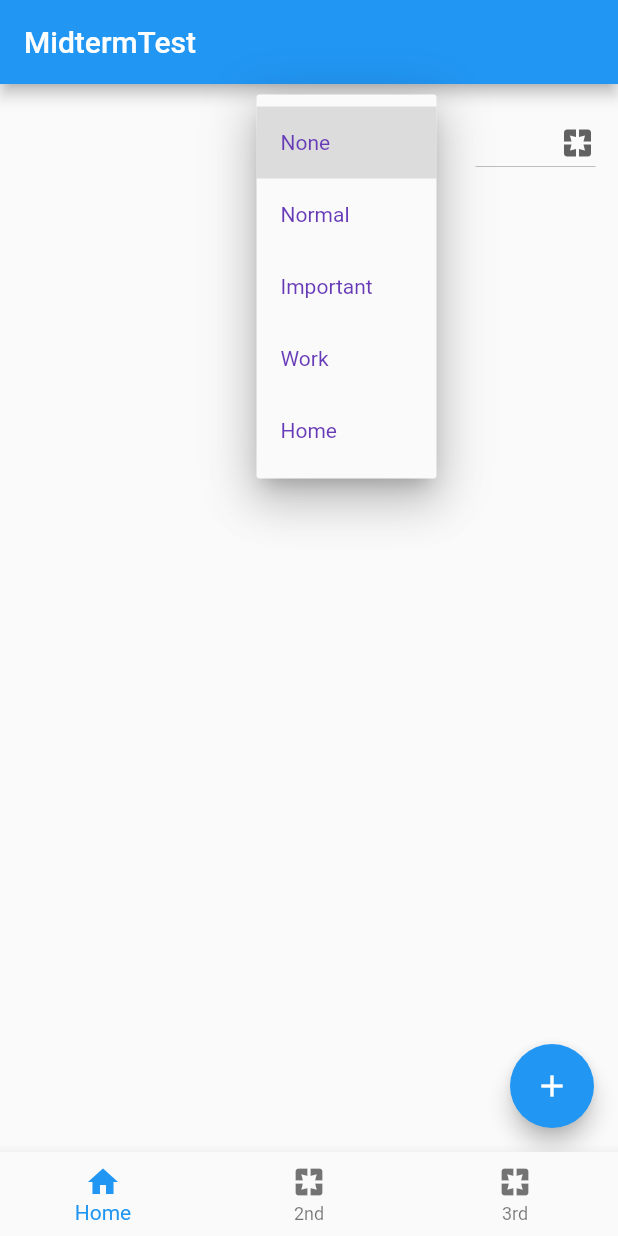
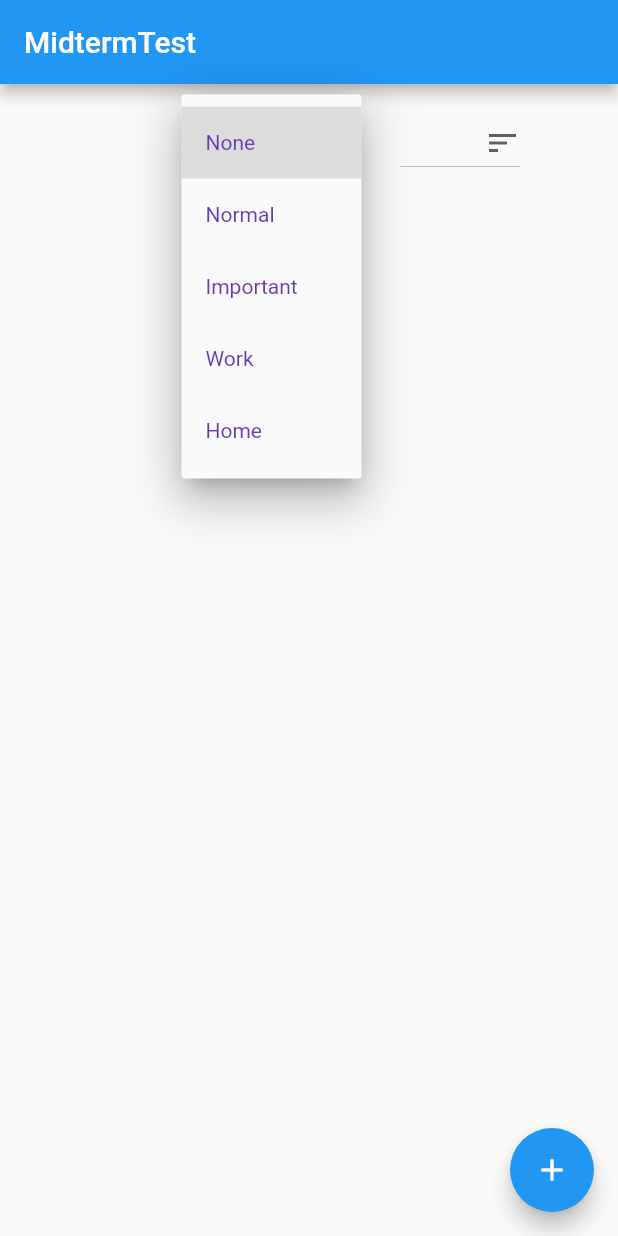
Before and after one commit to 6210110297/240-438_midterm, a Flutter app: the screen it shows after launch, after a tap on the "pages" icon, on a phone screen of 412 x 824 dp. Run offline on Flutter 3.47's test engine with Material 2 defaults, Android fonts, the phone set to English and light mode, and no system bars; our stand-ins replace hive, hive_flutter; accounts and stored records are empty.

Commit message:
add more UI

```diff
--- a/lib/pages/last_time_page.dart
+++ b/lib/pages/last_time_page.dart
@@ -61,11 +61,11 @@ class _LastTimePageState extends State<LastTimePage> {
                     ),
                   ),
                   Container(
-                    margin: EdgeInsets.only(left: 50),
+                    margin: EdgeInsets.only(left: 50, right: 50),
                     width: 80,
                     child: DropdownButton<String>(
                       value: currentSort,
-                      icon: const Icon(Icons.pages),
+                      icon: const Icon(Icons.sort),
                       iconSize: 24,
                       elevation: 16,
                       style: const TextStyle(color: Colors.deepPurple),
@@ -160,15 +160,21 @@ class _LastTimePageState extends State<LastTimePage> {
         showEditLastTime(lastTime: lastTime);
       },
       key: ValueKey(lastTime),
-      leading: Text(
-        lastTime.title,
+      leading: Container(
+        child: Text(
+          lastTime.title,
+        ),
       ),
       title: Row(
         mainAxisAlignment: MainAxisAlignment.spaceEvenly,
         children: [
-          Text(lastTime.tag),
+          SizedBox(width: 200),
+          Expanded(
+              child: Text(
+            lastTime.tag,
+          )),
           // Text(DateFormat("yyyy-MM-dd").format(lastTime.lastTime)),
-          Text(lastTime.lastTime.toString()),
+          Expanded(child: Text(lastTime.lastTime.toString())),
         ],
       ),
     );
--- a/lib/pages/main_page.dart
+++ b/lib/pages/main_page.dart
@@ -61,15 +61,15 @@ class _MyMainState extends State<MyScaffold> {
         title: Text(AppConfig.appTitle),
       ),
       body: widget.body,
-      bottomNavigationBar: BottomNavigationBar(
-        onTap: onTapTapped,
-        currentIndex: _currentIndex,
-        items: [
-          BottomNavigationBarItem(icon: Icon(Icons.home), label: 'Home'),
-          BottomNavigationBarItem(icon: Icon(Icons.pages), label: '2nd'),
-          BottomNavigationBarItem(icon: Icon(Icons.pages), label: '3rd'),
-        ],
-      ),
+      // bottomNavigationBar: BottomNavigationBar(
+      //   onTap: onTapTapped,
+      //   currentIndex: _currentIndex,
+      //   items: [
+      //     BottomNavigationBarItem(icon: Icon(Icons.home), label: 'Home'),
+      //     BottomNavigationBarItem(icon: Icon(Icons.pages), label: '2nd'),
+      //     BottomNavigationBarItem(icon: Icon(Icons.pages), label: '3rd'),
+      //   ],
+      // ),
     );
   }
 
```
